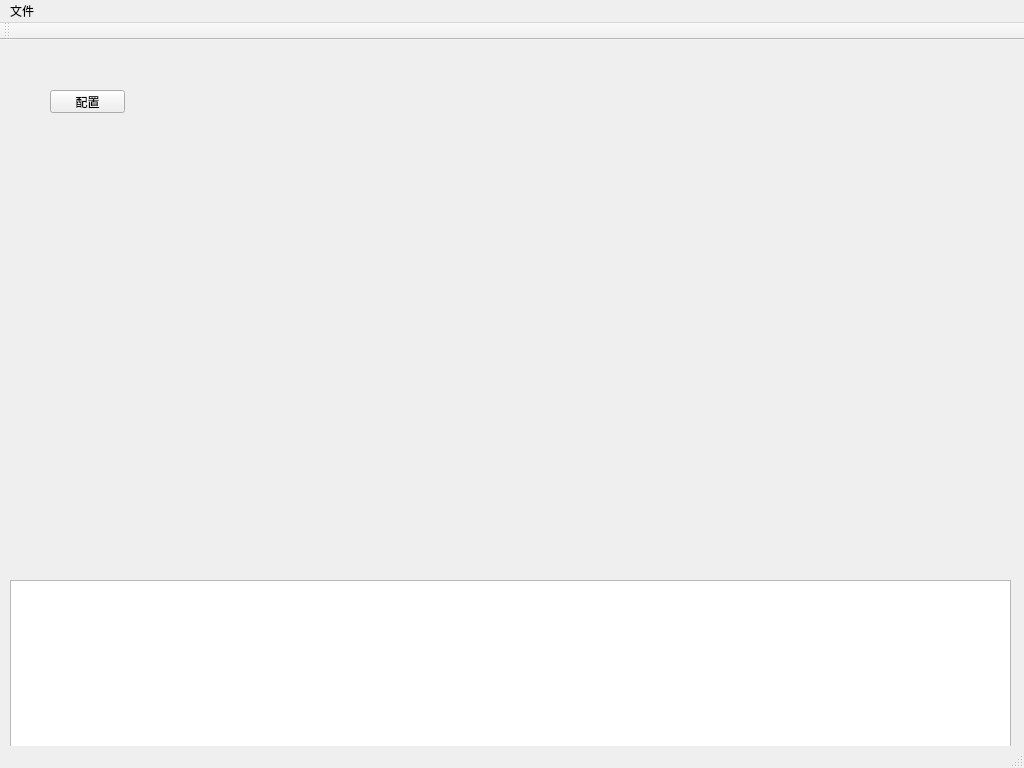
Qt form NetworkPacketSnifferGUI.ui (huxuan0307/NetworkPacketSnifferGUI) before a commit.
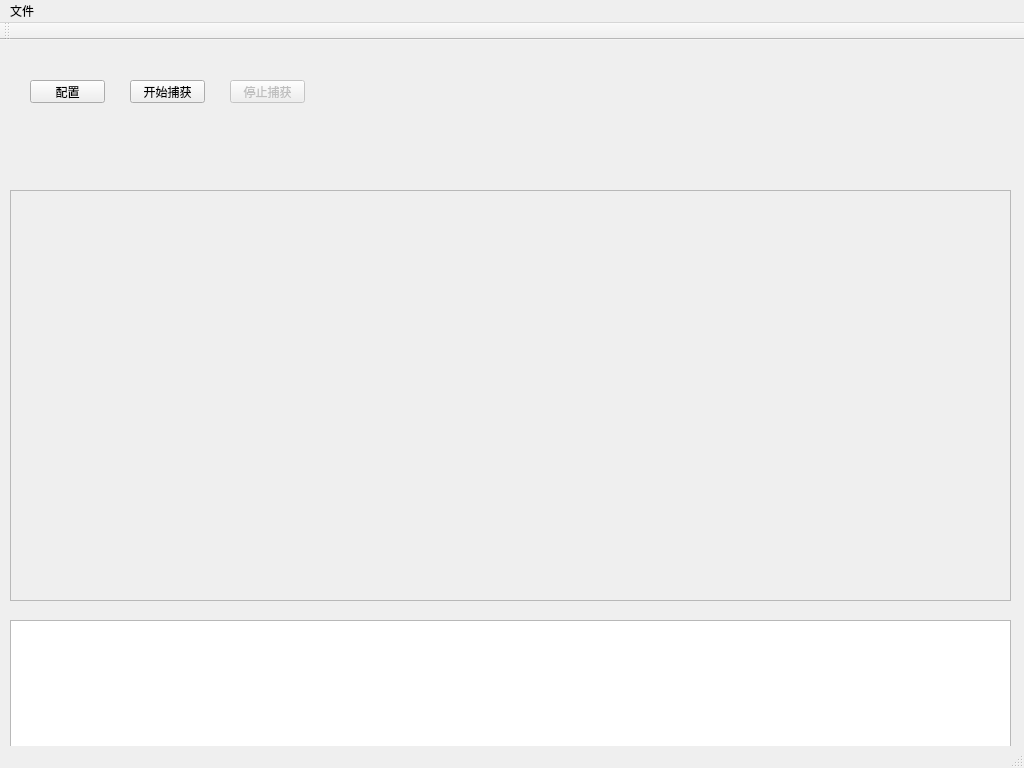
The same form after that commit.

Commit message: capture packets

```diff
--- a/NetworkPacketSnifferGUI.ui
+++ b/NetworkPacketSnifferGUI.ui
@@ -18,9 +18,9 @@
     <property name="geometry">
      <rect>
       <x>10</x>
-      <y>540</y>
+      <y>580</y>
       <width>1001</width>
-      <height>171</height>
+      <height>131</height>
      </rect>
     </property>
     <property name="acceptRichText">
@@ -30,8 +30,8 @@
    <widget class="QPushButton" name="configButton">
     <property name="geometry">
      <rect>
-      <x>50</x>
-      <y>50</y>
+      <x>30</x>
+      <y>40</y>
       <width>75</width>
       <height>23</height>
      </rect>
@@ -40,6 +40,48 @@
      <string>配置</string>
     </property>
    </widget>
+   <widget class="QTableView" name="captureTable">
+    <property name="enabled">
+     <bool>false</bool>
+    </property>
+    <property name="geometry">
+     <rect>
+      <x>10</x>
+      <y>150</y>
+      <width>1001</width>
+      <height>411</height>
+     </rect>
+    </property>
+   </widget>
+   <widget class="QPushButton" name="startButton">
+    <property name="geometry">
+     <rect>
+      <x>130</x>
+      <y>40</y>
+      <width>75</width>
+      <height>23</height>
+     </rect>
+    </property>
+    <property name="text">
+     <string>开始捕获</string>
+    </property>
+   </widget>
+   <widget class="QPushButton" name="stopButton">
+    <property name="enabled">
+     <bool>false</bool>
+    </property>
+    <property name="geometry">
+     <rect>
+      <x>230</x>
+      <y>40</y>
+      <width>75</width>
+      <height>23</height>
+     </rect>
+    </property>
+    <property name="text">
+     <string>停止捕获</string>
+    </property>
+   </widget>
   </widget>
   <widget class="QMenuBar" name="menuBar">
    <property name="geometry">
```
The commit also changes 12 other files.
